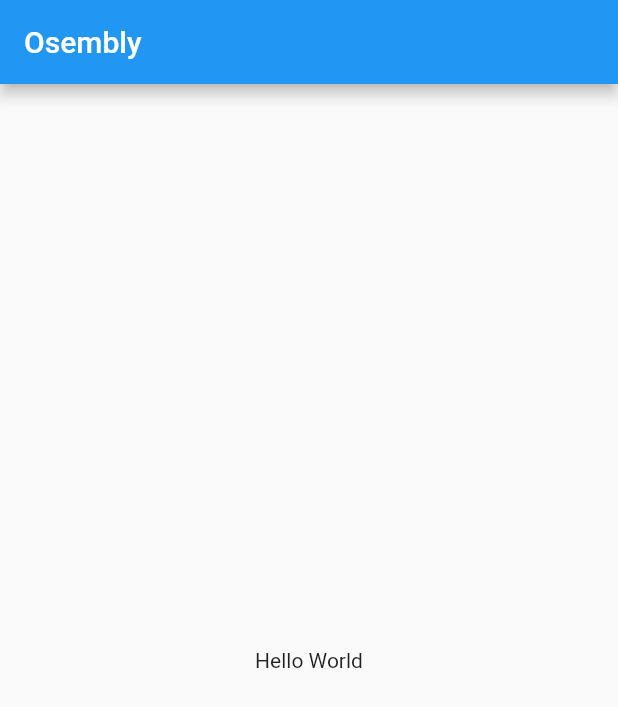
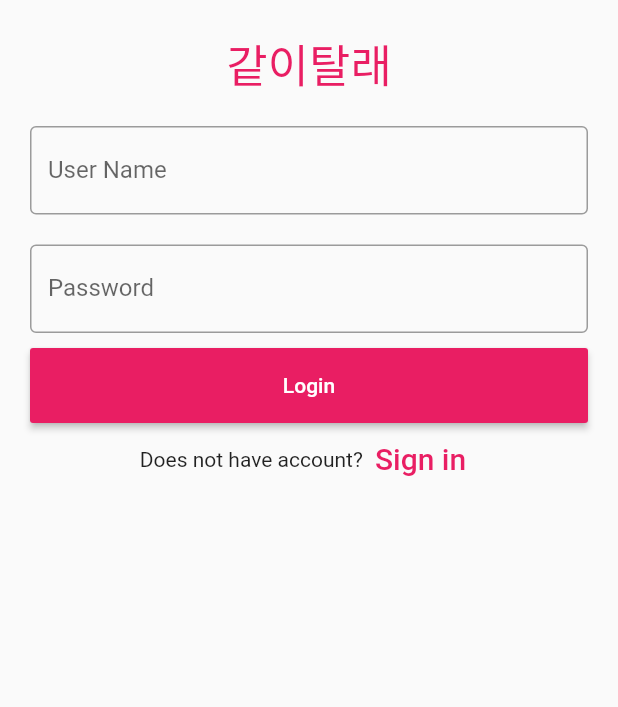
Before and after one commit to 2021-oasis-hackathon/Sponge---bob-, a Flutter app: the screen it shows after launch, on a phone screen of 412 x 824 dp. Shown: the top 707 px of the screen. Run offline on Flutter 3.47's test engine with Material 2 defaults, Android fonts, the phone set to English and light mode, and no system bars; our stand-ins replace firebase_core; accounts and stored records are empty.

Commit message:
firebase connected, need to check whether be able to get firebase data, through clickLogin() in Login.dart

```diff
--- /dev/null
+++ b/lib/Login.dart
@@ -0,0 +1,97 @@
+import 'package:flutter/material.dart';
+import 'firestore';
+
+
+class LoginPage extends StatefulWidget {
+  @override
+  State<StatefulWidget> createState() => new _State();
+}
+
+class _State extends State<LoginPage> {
+
+  TextEditingController nameController = TextEditingController();
+  TextEditingController passwordController = TextEditingController();
+
+  void clickLogin(String _id, String _pw) async {
+    debugPrint(_id);
+    debugPrint(_pw);
+    debugPrint('clicked');
+    var documentSnapshot = await users.doc(documentId).get();
+    print(documentSnapshot.data())
+  }
+
+  @override
+  Widget build(BuildContext context) {
+    return Scaffold(
+        body: Padding(
+            padding: EdgeInsets.all(10),
+            child: ListView(
+              children: <Widget>[
+                Container(
+                    alignment: Alignment.center,
+                    padding: EdgeInsets.all(10),
+                    child: Text(
+                      '같이탈래',
+                      style: TextStyle(
+                          color: Colors.pink,
+                          fontWeight: FontWeight.w500,
+                          fontSize: 30),
+                    )),
+                Container(
+                  padding: EdgeInsets.all(10),
+                  child: TextField(
+                    controller: nameController,
+                    decoration: InputDecoration(
+                      border: OutlineInputBorder(),
+                      labelText: 'User Name',
+                    ),
+                  ),
+                ),
+                Container(
+                  padding: EdgeInsets.fromLTRB(10, 10, 10, 0),
+                  child: TextField(
+                    obscureText: true,
+                    controller: passwordController,
+                    decoration: InputDecoration(
+                      border: OutlineInputBorder(),
+                      labelText: 'Password',
+                    ),
+                  ),
+                ),
+                Container(
+                    height: 50,
+                    margin: EdgeInsets.fromLTRB(0, 10, 0, 0),
+                    padding: EdgeInsets.fromLTRB(10, 0, 10, 0),
+                    child: RaisedButton(
+                      textColor: Colors.white,
+                      color: Colors.pink,
+                      child: Text('Login'),
+                      onPressed: () {
+                        // debugPrint(nameController.text);
+                        // debugPrint(passwordController.text);
+                        clickLogin(nameController.text, passwordController.text);
+                      },
+                    )),
+                Container(
+                    child: Row(
+                      children: <Widget>[
+                        Text('Does not have account?'),
+                        TextButton(
+                          style: TextButton.styleFrom(
+                            primary: Colors.pink,
+                          ),
+                          child: Text(
+                            'Sign in',
+                            style: TextStyle(fontSize: 20),
+                          ),
+                          onPressed: () {
+                            //signup screen
+                          },
+                        )
+                      ],
+                      mainAxisAlignment: MainAxisAlignment.center,
+                    ))
+              ],
+            )));
+  }
+}
--- a/lib/main.dart
+++ b/lib/main.dart
@@ -1,20 +1,18 @@
-import 'package:flutter/material.dart';
+import "package:flutter/material.dart";
+import 'package:firebase_core/firebase_core.dart';
+import 'Login.dart';
 
-void main() => runApp(MyApp());
+void main() async {
+  WidgetsFlutterBinding.ensureInitialized();
+  await Firebase.initializeApp();
+  runApp(MyApp());
+}
 
 class MyApp extends StatelessWidget {
   @override
   Widget build(BuildContext context) {
     return MaterialApp(
-      title: 'Welcome to Flutter',
-      home: Scaffold(
-        appBar: AppBar(
-          title: const Text('Osembly'),
-        ),
-        body: const Center(
-          child: Text('Hello World'),
-        ),
-      ),
-    );
+        debugShowCheckedModeBanner: false,
+        theme: ThemeData(primarySwatch: Colors.blue), home: LoginPage());
   }
 }
--- a/pubspec.yaml
+++ b/pubspec.yaml
@@ -30,6 +30,7 @@
   cupertino_icons: ^1.0.2
   firebase_auth: ^3.0.1
   firebase_storage: ^10.0.1
+  cloud_firestore: ^2.4.0
 
 dev_dependencies:
   flutter_test:
```
Also changed, not shown: lib/HomePage.dart (deleted, +0 -34 lines), pubspec.lock.
